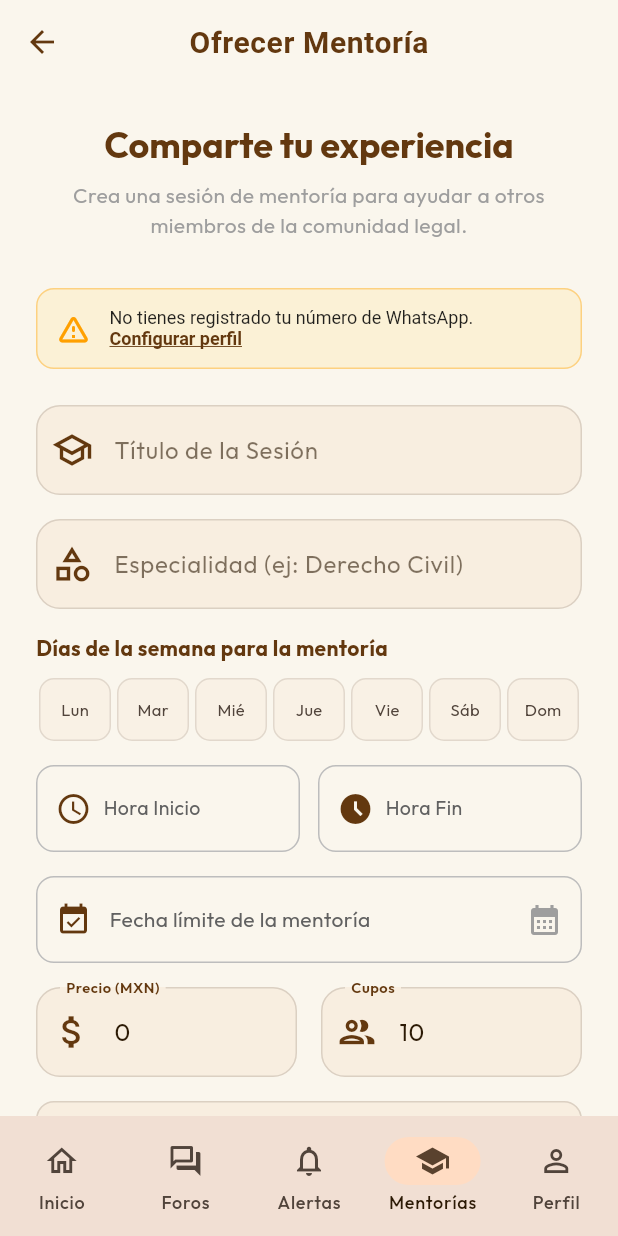
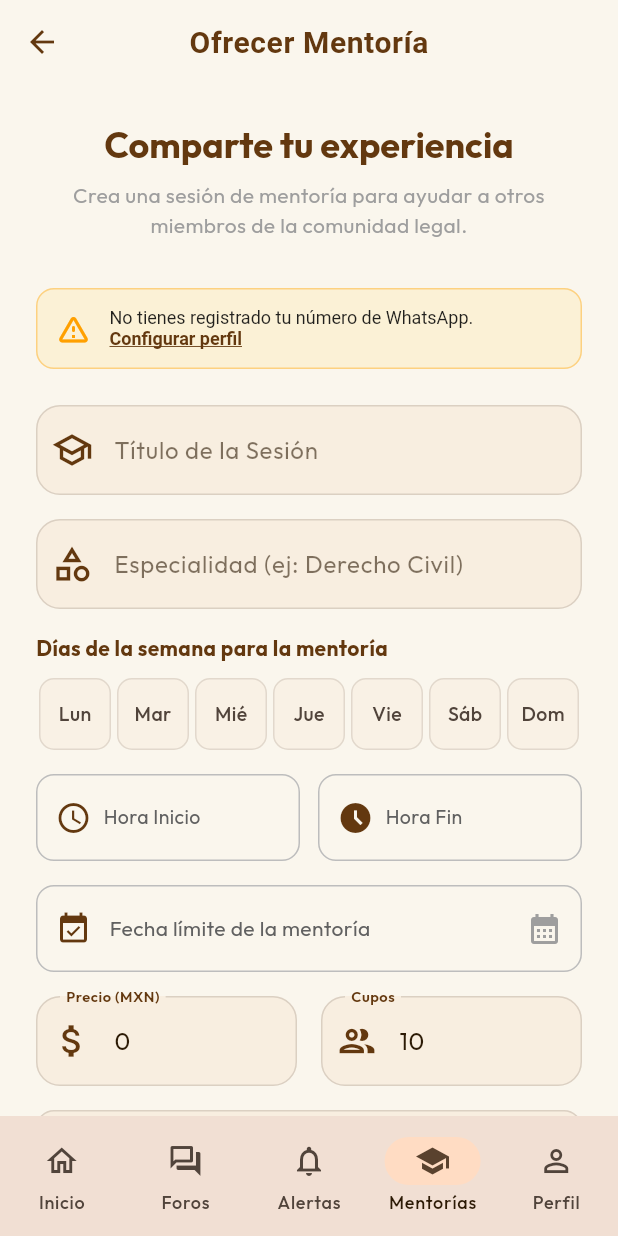
Before and after one commit to KIFUEL/Iuszac, a Flutter app: the NewMentorshipView screen opened by its route, on a phone screen of 412 x 824 dp. Run offline on Flutter 3.47's test engine with Material 3 defaults, Android fonts, the phone set to English and light mode, and no system bars; our stand-ins replace flutter_riverpod, go_router, google_fonts, supabase_flutter; missing offline and left inert: dart:js, flutter_quill; accounts and stored records are empty.

Commit message:
style: increase day selector button size to 48px and font size to 13px

```diff
--- a/lib/views/mentorship/new_mentorship_view.dart
+++ b/lib/views/mentorship/new_mentorship_view.dart
@@ -361,7 +361,7 @@ class _NewMentorshipViewState extends ConsumerState<NewMentorshipView> {
                                   },
                                   borderRadius: BorderRadius.circular(10),
                                   child: Container(
-                                    height: 42,
+                                    height: 48,
                                     alignment: Alignment.center,
                                     decoration: BoxDecoration(
                                       color: isSelected
@@ -377,8 +377,8 @@ class _NewMentorshipViewState extends ConsumerState<NewMentorshipView> {
                                     child: Text(
                                       short,
                                       style: TextStyle(
-                                        fontSize: 11,
-                                        fontWeight: isSelected ? FontWeight.bold : FontWeight.normal,
+                                        fontSize: 13,
+                                        fontWeight: isSelected ? FontWeight.bold : FontWeight.w500,
                                         color: isSelected ? colorScheme.onPrimary : colorScheme.onSurfaceVariant,
                                       ),
                                     ),
```
